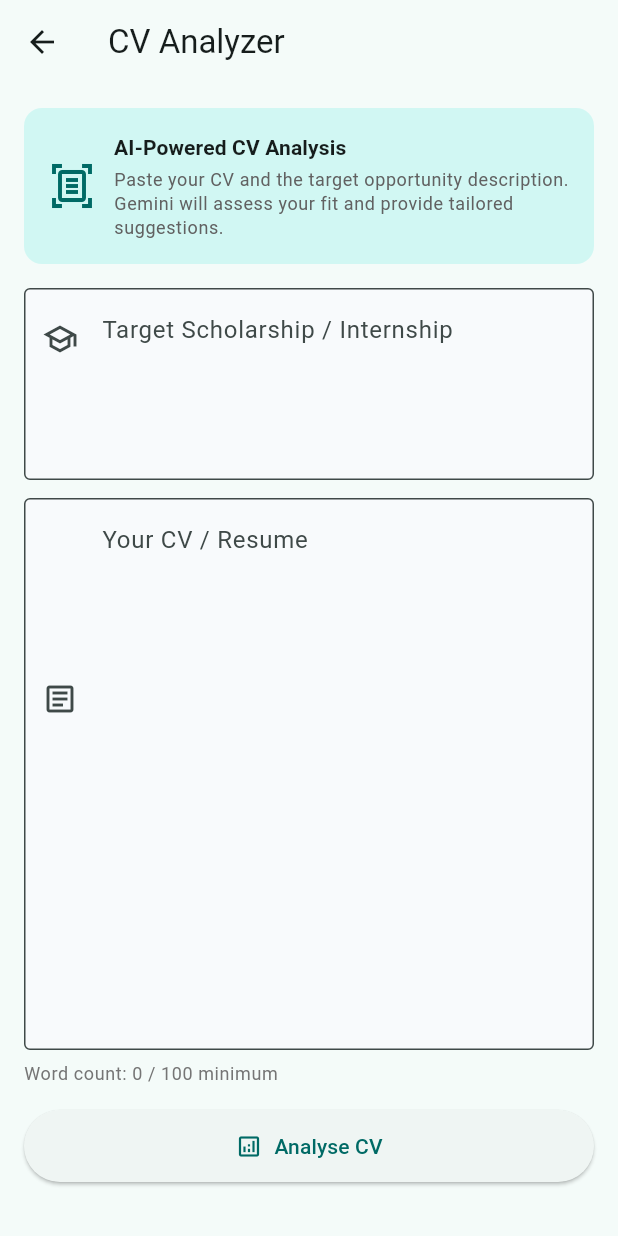
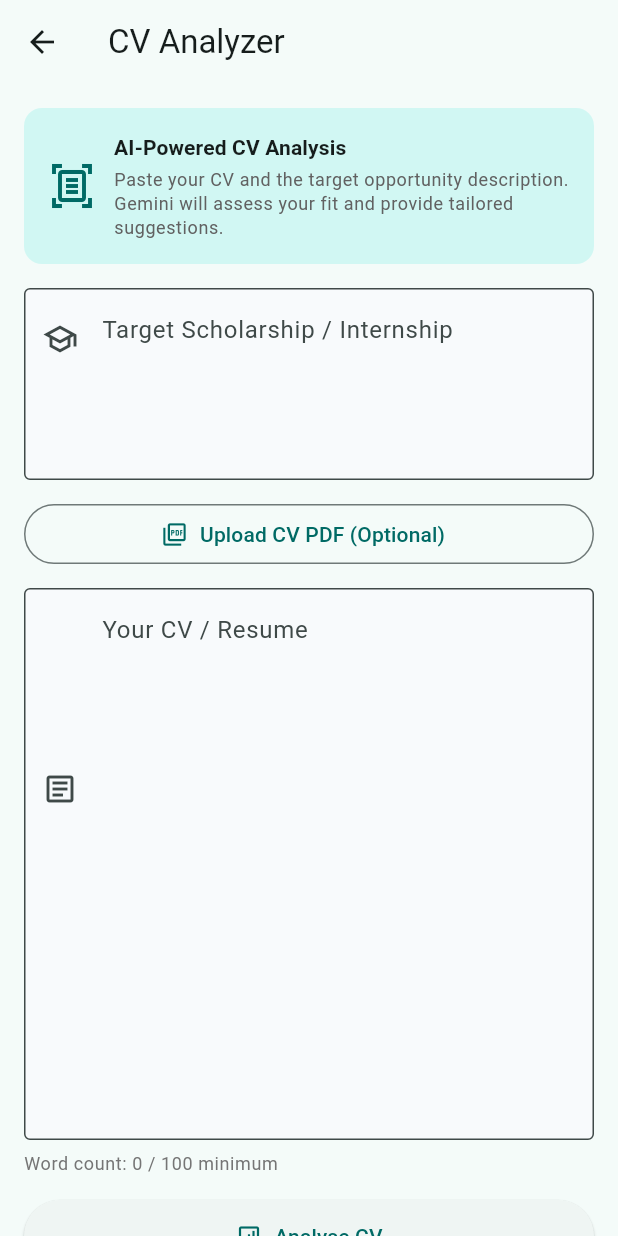
Before and after one commit to aliakarma/Mobile-App-Repo, a Flutter app: the CvAnalyzerScreen screen opened directly, on a phone screen of 412 x 824 dp. Run offline on Flutter 3.47's test engine with Material 3 defaults, Android fonts, the phone set to English and light mode, and no system bars; our stand-ins replace file_picker, fl_chart, flutter_secure_storage, shared_preferences, sqflite_common_ffi; accounts and stored records are empty.

Commit message:
Update cv_analyzer_screen.dart
Co-Authored-By: Adeel Ahmad <273715735+adeliusa486@users.noreply.github.com>

```diff
--- a/lib/screens/cv_analyzer_screen.dart
+++ b/lib/screens/cv_analyzer_screen.dart
@@ -1,6 +1,9 @@
+import 'dart:convert';
 import 'dart:math' as math;
+import 'dart:typed_data';
 
 import 'package:flutter/material.dart';
+import 'package:file_picker/file_picker.dart';
 
 import '../models/cv_analysis_model.dart';
 import '../services/cv_service.dart';
@@ -26,6 +29,8 @@ class _CvAnalyzerScreenState extends State<CvAnalyzerScreen>
   CvAnalysisModel? _analysis;
   bool _isLoading = false;
   String? _errorMessage;
+  Uint8List? _selectedCvPdfBytes;
+  String? _selectedCvPdfName;
 
   late AnimationController _scoreAnimationController;
   late Animation<double> _scoreAnimation;
@@ -59,6 +64,41 @@ class _CvAnalyzerScreenState extends State<CvAnalyzerScreen>
     return trimmed.split(RegExp(r'\s+')).where((w) => w.isNotEmpty).length;
   }
 
+  Future<void> _pickCvPdf() async {
+    final result = await FilePicker.platform.pickFiles(
+      type: FileType.custom,
+      allowedExtensions: const ['pdf'],
+      withData: true,
+    );
+
+    if (!mounted || result == null || result.files.isEmpty) {
+      return;
+    }
+
+    final file = result.files.single;
+    final bytes = file.bytes;
+    if (bytes == null || bytes.isEmpty) {
+      setState(() {
+        _errorMessage =
+            'Unable to read PDF bytes. Please choose another file or paste CV text.';
+      });
+      return;
+    }
+
+    setState(() {
+      _selectedCvPdfBytes = bytes;
+      _selectedCvPdfName = file.name;
+      _errorMessage = null;
+    });
+  }
+
+  void _removeCvPdf() {
+    setState(() {
+      _selectedCvPdfBytes = null;
+      _selectedCvPdfName = null;
+    });
+  }
+
   Future<void> _submitAnalysis() async {
     if (!(_formKey.currentState?.validate() ?? false)) return;
 
@@ -73,6 +113,10 @@ class _CvAnalyzerScreenState extends State<CvAnalyzerScreen>
       final result = await _cvService.analyzeCv(
         cvText: _cvController.text.trim(),
         targetOpportunity: _opportunityController.text.trim(),
+        cvPdfBase64: _selectedCvPdfBytes == null
+            ? null
+            : base64Encode(_selectedCvPdfBytes!),
+        cvPdfFilename: _selectedCvPdfName,
       );
       if (!mounted) return;
       setState(() {
@@ -156,6 +200,28 @@ class _CvAnalyzerScreenState extends State<CvAnalyzerScreen>
                 ),
                 const SizedBox(height: AppSpacing.s12),
 
+                OutlinedButton.icon(
+                  onPressed: _isLoading ? null : _pickCvPdf,
+                  icon: const Icon(Icons.picture_as_pdf_outlined),
+                  label: Text(
+                    _selectedCvPdfName == null
+                        ? 'Upload CV PDF (Optional)'
+                        : 'PDF Selected: $_selectedCvPdfName',
+                  ),
+                ),
+                if (_selectedCvPdfName != null) ...[
+                  const SizedBox(height: AppSpacing.s8),
+                  Align(
+                    alignment: Alignment.centerLeft,
+                    child: TextButton.icon(
+                      onPressed: _isLoading ? null : _removeCvPdf,
+                      icon: const Icon(Icons.close),
+                      label: const Text('Remove selected PDF'),
+                    ),
+                  ),
+                ],
+                const SizedBox(height: AppSpacing.s12),
+
                 // CV input
                 TextFormField(
                   controller: _cvController,
@@ -172,6 +238,10 @@ class _CvAnalyzerScreenState extends State<CvAnalyzerScreen>
                     ),
                   ),
                   validator: (value) {
+                    if (_selectedCvPdfBytes != null) {
+                      return null;
+                    }
+
                     if (_wordCount(value?.trim() ?? '') < _minCvWordCount) {
                       return 'Minimum $_minCvWordCount words required.';
                     }
@@ -180,9 +250,12 @@ class _CvAnalyzerScreenState extends State<CvAnalyzerScreen>
                 ),
                 const SizedBox(height: AppSpacing.s8),
                 Text(
-                  'Word count: $wordCount / $_minCvWordCount minimum',
+                  _selectedCvPdfBytes != null
+                      ? 'PDF upload selected. Pasted text is optional.'
+                      : 'Word count: $wordCount / $_minCvWordCount minimum',
                   style: Theme.of(context).textTheme.bodySmall?.copyWith(
-                        color: wordCount >= _minCvWordCount
+                        color: _selectedCvPdfBytes != null ||
+                                wordCount >= _minCvWordCount
                             ? Colors.green.shade700
                             : Colors.grey.shade600,
                       ),
```
